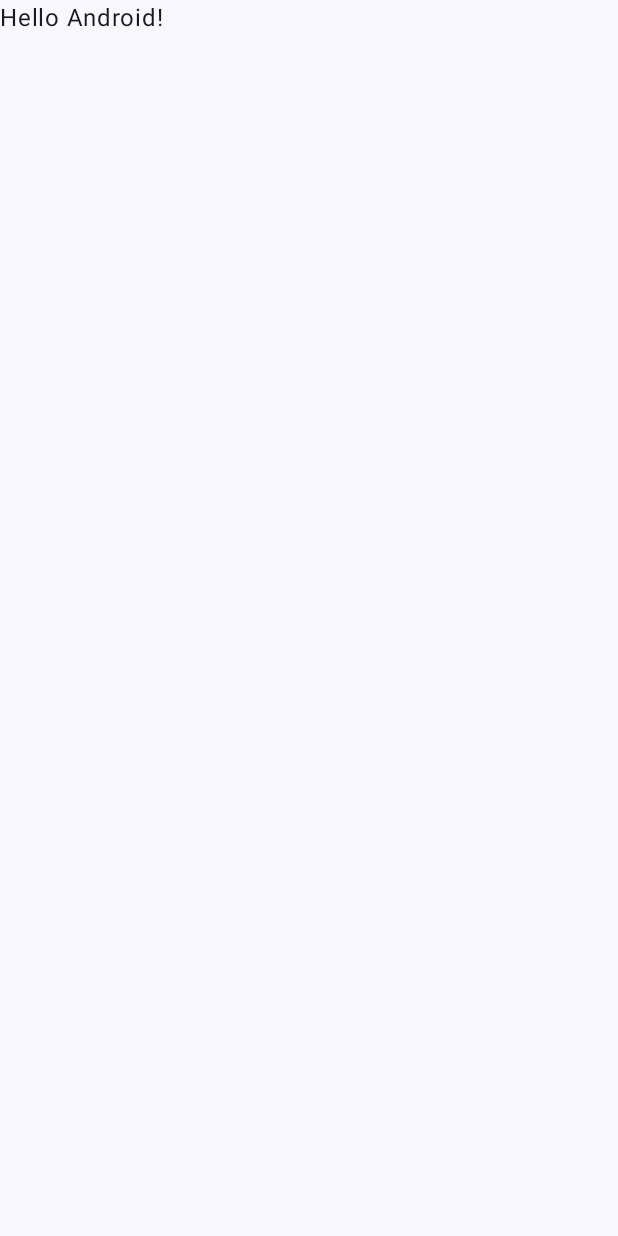
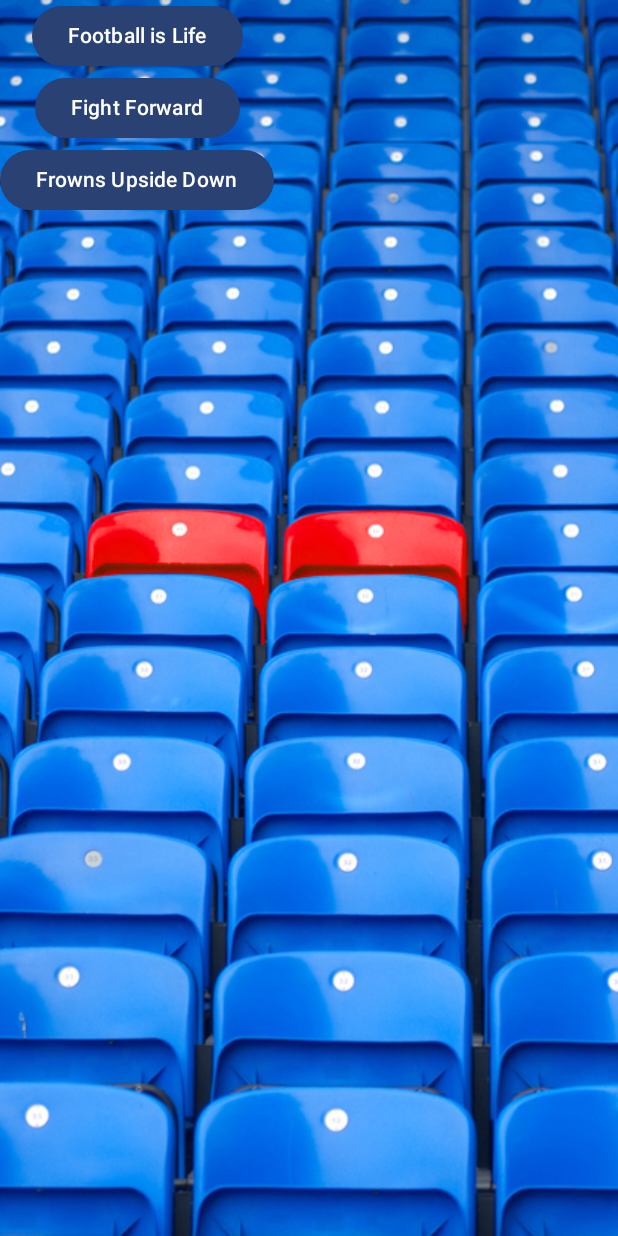
Before and after one commit to IAmTheBlurr/football-is-life, an Android app built with Jetpack Compose: the screen it shows after launch (MainActivity), on a phone screen of 412 x 824 dp. Before the commit the screen is almost empty. Run offline under Robolectric (Android 15) with nearby library versions, the phone set to English and light mode, and no system bars.

Commit message:
MainActivity.kt -> updates file with initial working implementation

```diff
--- a/app/src/main/java/com/thewizardofgwendolyn/footballislife/MainActivity.kt
+++ b/app/src/main/java/com/thewizardofgwendolyn/footballislife/MainActivity.kt
@@ -1,46 +1,105 @@
 package com.thewizardofgwendolyn.footballislife
 
+import android.media.MediaPlayer
 import android.os.Bundle
 import androidx.activity.ComponentActivity
 import androidx.activity.compose.setContent
+import androidx.compose.foundation.Image
+import androidx.compose.foundation.gestures.detectDragGestures
+import androidx.compose.foundation.layout.Arrangement
+import androidx.compose.foundation.layout.Box
+import androidx.compose.foundation.layout.Column
 import androidx.compose.foundation.layout.fillMaxSize
-import androidx.compose.material3.MaterialTheme
+import androidx.compose.foundation.layout.offset
 import androidx.compose.material3.Surface
 import androidx.compose.material3.Text
 import androidx.compose.runtime.Composable
 import androidx.compose.ui.Modifier
 import androidx.compose.ui.tooling.preview.Preview
 import com.thewizardofgwendolyn.footballislife.ui.theme.FootballIsLifeTheme
+import androidx.compose.material3.Button
+import androidx.compose.runtime.mutableStateOf
+import androidx.compose.runtime.remember
+import androidx.compose.ui.platform.LocalContext
+
+import androidx.compose.ui.Alignment
+import androidx.compose.ui.geometry.Offset
+import androidx.compose.ui.input.pointer.pointerInput
+import androidx.compose.ui.layout.ContentScale
+import androidx.compose.ui.layout.onGloballyPositioned
+import androidx.compose.ui.res.painterResource
+import androidx.compose.ui.unit.IntSize
+import androidx.compose.ui.unit.round
+
 
 class MainActivity : ComponentActivity() {
     override fun onCreate(savedInstanceState: Bundle?) {
         super.onCreate(savedInstanceState)
         setContent {
-            FootballIsLifeTheme {
-                // A surface container using the 'background' color from the theme
-                Surface(
-                    modifier = Modifier.fillMaxSize(),
-                    color = MaterialTheme.colorScheme.background
+            DisplayApp()
+        }
+    }
+}
+
+@Preview(showBackground = true)
+@Composable
+fun DisplayApp() {
+    val image = painterResource(R.drawable.football_is_life_app_background)
+    val context = LocalContext.current
+    val footballIsLife = MediaPlayer.create(context, R.raw.football_is_life)
+    val fightForward = MediaPlayer.create(context, R.raw.fight_forward)
+    val frownsUpsideDown = MediaPlayer.create(context, R.raw.frowns_upside_down)
+
+    val imageOffset = remember { mutableStateOf(Offset.Zero) }
+    val imageSize = remember { mutableStateOf(IntSize.Zero) }
+
+    FootballIsLifeTheme {
+        Surface {
+            Box (modifier = Modifier.fillMaxSize()) {
+                Image(
+                    painter = image,
+                    contentDescription = "Background Image",
+                    contentScale = ContentScale.Crop,
+                    modifier = Modifier
+                        .matchParentSize()
+                        .onGloballyPositioned { imageSize.value = it.size }
+                        .offset { imageOffset.value.round() }
+                        .pointerInput(Unit) {
+                            detectDragGestures { change, dragAmount ->
+                                if (imageSize.value.width > 0 && imageSize.value.height > 0) {
+                                    val proposedOffset = imageOffset.value + dragAmount
+                                    imageOffset.value = Offset(
+                                        x = proposedOffset.x.coerceIn(
+                                            (imageSize.value.width - this.size.width).toFloat(),
+                                            0f
+                                        ),
+                                        y = proposedOffset.y.coerceIn(
+                                            (imageSize.value.height - this.size.height).toFloat(),
+                                            0f
+                                        )
+                                    )
+                                    change.consume()
+                                }
+                            }
+                        }
+                )
+                Column (
+                    horizontalAlignment = Alignment.CenterHorizontally,
+                    verticalArrangement = Arrangement.Center,
                 ) {
-                    Greeting("Android")
+                    Button(
+                        onClick = { footballIsLife.start() }
+                    ) {
+                        Text("Football is Life")
+                    }
+                    Button(onClick = { fightForward.start() }) {
+                        Text("Fight Forward")
+                    }
+                    Button(onClick = { frownsUpsideDown.start() }) {
+                        Text("Frowns Upside Down")
+                    }
                 }
             }
         }
     }
 }
-
-@Composable
-fun Greeting(name: String, modifier: Modifier = Modifier) {
-    Text(
-        text = "Hello $name!",
-        modifier = modifier
-    )
-}
-
-@Preview(showBackground = true)
-@Composable
-fun GreetingPreview() {
-    FootballIsLifeTheme {
-        Greeting("Android")
-    }
-}
```
